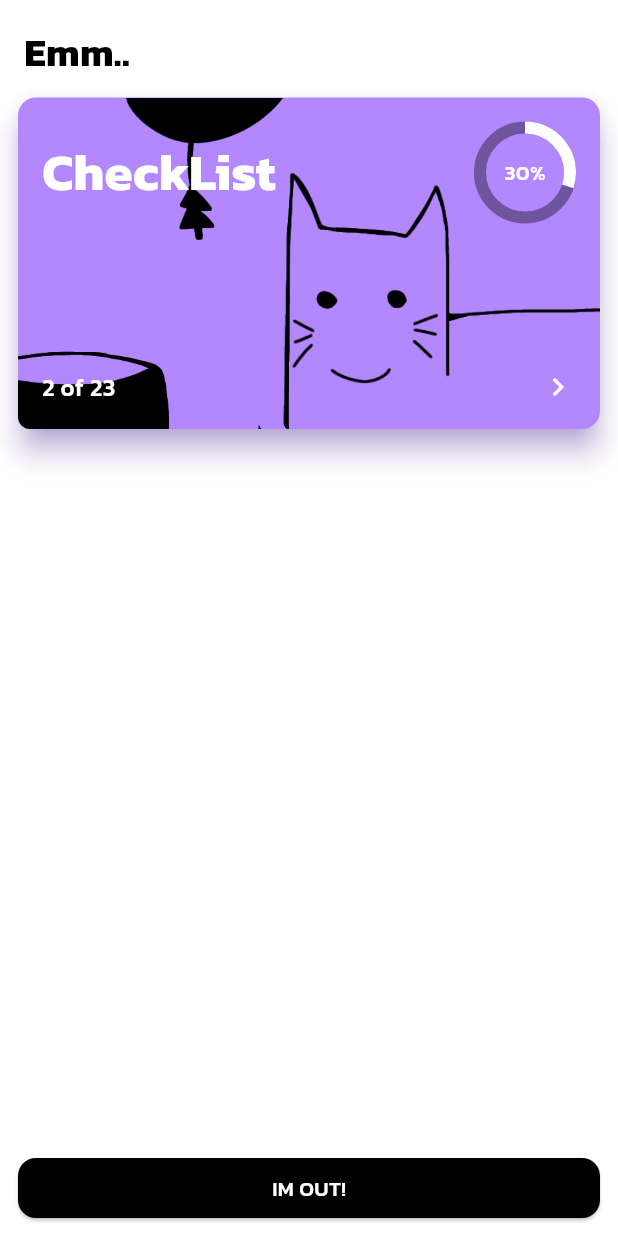
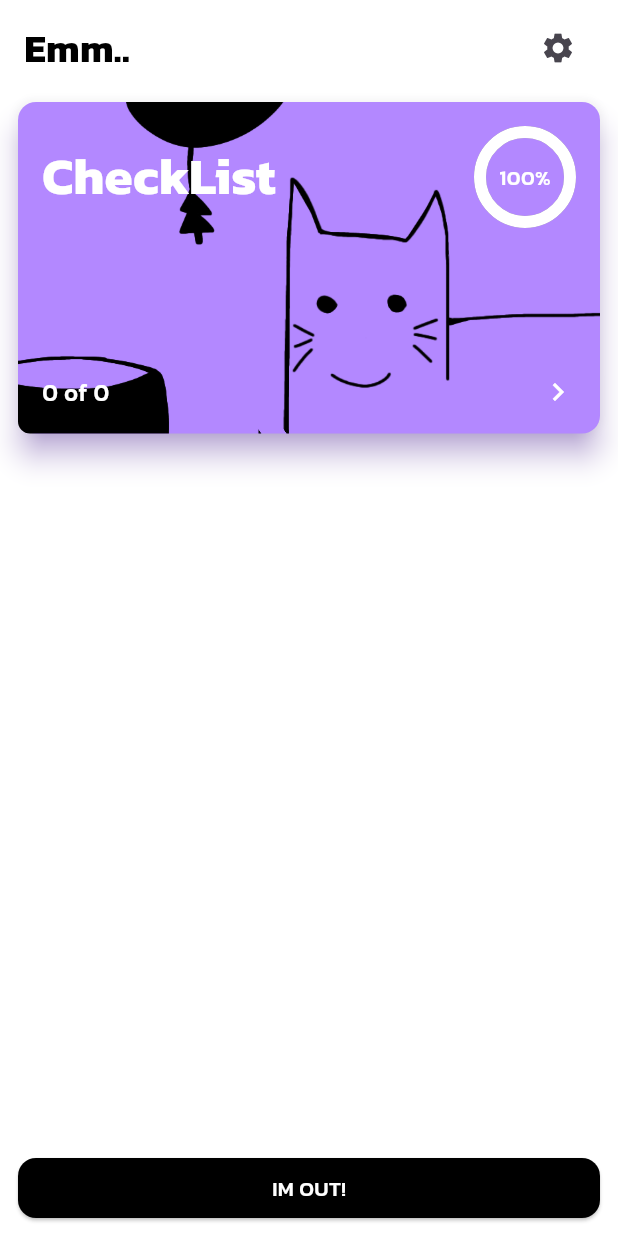
Before and after one commit to jatuporndev/jellyfish-checklist, a Flutter app: the Home screen opened by its route, on a phone screen of 412 x 824 dp. Run offline on Flutter 3.47's test engine with Material 3 defaults, Android fonts, the phone set to English and light mode, and no system bars; drawn by our look-alikes of percent_indicator; our stand-ins replace cloud_firestore, either_dart, equatable, firebase_core, flutter_bloc, get_it and 1 more; missing offline and left inert: giffy_dialog; accounts and stored records are empty.

Commit message:
feat:add update delete list and refactor home

```diff
--- /dev/null
+++ b/lib/data/models/count_data.dart
@@ -0,0 +1,7 @@
+class CountData {
+  int count;
+  int total;
+
+  CountData({required this.count, required this.total});
+
+}
--- /dev/null
+++ b/lib/data/models/submit_type_enum.dart
@@ -0,0 +1 @@
+enum SubmitTypeEnum { add, edit, delete }
--- a/lib/domain/repository/check_list_repository.dart
+++ b/lib/domain/repository/check_list_repository.dart
@@ -2,9 +2,12 @@ import 'package:either_dart/either.dart';
 import 'package:jellyfish/data/models/check_list_result.dart';
 
 import '../../core/network/failure.dart';
+import '../../data/models/count_data.dart';
 
 abstract class CheckListRepository {
   Future<Either<Failure, Stream<List<CheckListResult>>>> getCheckList();
   Future<Either<Failure, bool>> updateCheckList(CheckListResult checkListResult);
   Future<Either<Failure, bool>> addCheckList(CheckListResult checkListResult);
+  Future<Either<Failure, bool>> deleteCheckList(CheckListResult checkListResult);
+  Future<Either<Failure, CountData>> countCheckList();
 }
--- /dev/null
+++ b/lib/domain/use_case/check_list/count_check_list.dart
@@ -0,0 +1,17 @@
+import 'package:either_dart/src/either.dart';
+import 'package:jellyfish/core/network/failure.dart';
+import 'package:jellyfish/core/usecase/base_usecase.dart';
+import 'package:jellyfish/data/models/count_data.dart';
+
+import '../../repository/check_list_repository.dart';
+
+class CountCheckListUseCase extends BaseUseCase<void, CountData> {
+  final CheckListRepository _checkListRepository;
+  CountCheckListUseCase(this._checkListRepository);
+
+  @override
+  Future<Either<Failure, CountData>> execute(void input) {
+    return _checkListRepository.countCheckList();
+  }
+
+}
--- a/lib/presentation/check_list/bloc/check_list_bloc.dart
+++ b/lib/presentation/check_list/bloc/check_list_bloc.dart
@@ -4,6 +4,8 @@ import 'package:either_dart/either.dart';
 import 'package:equatable/equatable.dart';
 import 'package:flutter/cupertino.dart';
 import 'package:flutter_bloc/flutter_bloc.dart';
+import 'package:jellyfish/domain/use_case/check_list/add_check_list_use_case.dart';
+import 'package:jellyfish/domain/use_case/check_list/delete_check_list_use_case.dart';
 import 'package:jellyfish/domain/use_case/check_list/get_check_list_use_case.dart';
 import 'package:jellyfish/domain/use_case/check_list/update_check_list_use_case.dart';
 
@@ -16,10 +18,17 @@ part 'check_list_state.dart';
 class CheckListBloc extends Bloc<CheckListEvent, CheckListState> {
   final GetCheckListUseCase _getCheckListUseCase;
   final UpdateCheckListUseCase _updateCheckListUseCase;
+  final DeleteCheckListUseCase _deleteCheckListUseCase;
+  final AddCheckListUseCase _addCheckListUseCase;
 
-  CheckListBloc(this._getCheckListUseCase, this._updateCheckListUseCase) : super(const CheckListState()) {
+  CheckListBloc(this._getCheckListUseCase, this._updateCheckListUseCase, this._deleteCheckListUseCase,
+      this._addCheckListUseCase)
+      : super(const CheckListState()) {
     on<GetList>(getList);
     on<UpdateList>(updateList);
+    on<DeleteList>(deleteList);
+    on<AddList>(addList);
+
   }
 
   Future<void> getList(GetList event, Emitter<CheckListState> emit) async {
@@ -34,4 +43,16 @@ class CheckListBloc extends Bloc<CheckListEvent, CheckListState> {
     result.fold((left) => emit(state.copyWith(listState: ListState.error)),
         (right) => emit(state.copyWith(listState: ListState.success)));
   }
+
+  Future<void> deleteList(DeleteList event, Emitter<CheckListState> emit) async {
+    var result = await _deleteCheckListUseCase.execute(event.checkListResult);
+    result.fold((left) => emit(state.copyWith(listState: ListState.error)),
+        (right) => emit(state.copyWith(listState: ListState.success)));
+  }
+
+  Future<void> addList(AddList event, Emitter<CheckListState> emit) async {
+    var result = await _addCheckListUseCase.execute(event.checkListResult);
+    result.fold((left) => emit(state.copyWith(listState: ListState.error)),
+            (right) => emit(state.copyWith(listState: ListState.success)));
+  }
 }
--- a/lib/presentation/home/bloc/home_bloc.dart
+++ b/lib/presentation/home/bloc/home_bloc.dart
@@ -1,7 +1,10 @@
 import 'package:equatable/equatable.dart';
 import 'package:flutter_bloc/flutter_bloc.dart';
+import 'package:jellyfish/data/models/count_data.dart';
 
 import '../../../core/app/app_prefs.dart';
+import '../../../domain/use_case/check_list/add_check_list_use_case.dart';
+import '../../../domain/use_case/check_list/count_check_list.dart';
 
 part 'home_event.dart';
 
@@ -9,9 +12,11 @@ part 'home_state.dart';
 
 class HomeBloc extends Bloc<HomeEvent, HomeState> {
   final AppPreferences _appPreferences;
+  final CountCheckListUseCase _countCheckListUseCase;
 
-  HomeBloc(this._appPreferences) : super(const HomeState()) {
+  HomeBloc(this._appPreferences, this._countCheckListUseCase) : super(const HomeState()) {
     on<SignedOut>(signedOut);
+    on<CountList>(countList);
   }
 
   Future<void> signedOut(SignedOut event, Emitter<HomeState> emit) async {
@@ -22,4 +27,12 @@ class HomeBloc extends Bloc<HomeEvent, HomeState> {
       emit(state.copyWith(homeStateEnum: HomeStateEnum.fail));
     }
   }
+
+  Future<void> countList(CountList event, Emitter<HomeState> emit) async {
+    var counting = await _countCheckListUseCase.execute(null);
+    counting.fold(
+        (left) => emit(state.copyWith(homeStateEnum: HomeStateEnum.fail)),
+        (right) =>
+            emit(state.copyWith(homeStateEnum: HomeStateEnum.getCountCheckListSuccess, countData: right)));
+  }
 }
--- a/lib/presentation/home/bloc/home_event.dart
+++ b/lib/presentation/home/bloc/home_event.dart
@@ -11,3 +11,9 @@ class SignedOut extends HomeEvent {
   List<Object?> get props => [];
 
 }
+
+class CountList extends HomeEvent {
+  @override
+  List<Object?> get props => [];
+
+}
--- a/lib/presentation/home/bloc/home_state.dart
+++ b/lib/presentation/home/bloc/home_state.dart
@@ -2,24 +2,27 @@ part of 'home_bloc.dart';
 
 class HomeState extends Equatable {
   final HomeStateEnum homeStateEnum;
-  const HomeState({this.homeStateEnum = HomeStateEnum.initial});
+  final CountData? countData;
 
-  HomeState copyWith({
-    HomeStateEnum? homeStateEnum,
-  }) {
-    return HomeState(homeStateEnum: homeStateEnum ?? this.homeStateEnum);
+  const HomeState({this.homeStateEnum = HomeStateEnum.initial, this.countData});
+
+  HomeState copyWith({HomeStateEnum? homeStateEnum, CountData? countData}) {
+    return HomeState(
+        homeStateEnum: homeStateEnum ?? this.homeStateEnum, countData: countData ?? this.countData);
   }
 
   @override
-  List<Object?> get props => [];
-
+  List<Object?> get props => [homeStateEnum, countData];
 }
 
-
-enum HomeStateEnum  {initial, signedOut, fail}
+enum HomeStateEnum { initial, signedOut, fail, getCountCheckListSuccess }
 
 extension HomeStateX on HomeStateEnum {
   bool get initial => this == HomeStateEnum.initial;
+
   bool get signedOut => this == HomeStateEnum.signedOut;
+
   bool get fail => this == HomeStateEnum.fail;
+
+  bool get getCountCheckListSuccess => this == HomeStateEnum.getCountCheckListSuccess;
 }
--- a/lib/presentation/home/home.dart
+++ b/lib/presentation/home/home.dart
@@ -2,6 +2,7 @@ import 'package:flutter/material.dart';
 import 'package:flutter_bloc/flutter_bloc.dart';
 import 'package:giffy_dialog/giffy_dialog.dart';
 import 'package:jellyfish/core/router/app_router.dart';
+import 'package:jellyfish/data/models/count_data.dart';
 import 'package:jellyfish/presentation/home/bloc/home_bloc.dart';
 import 'package:percent_indicator/circular_percent_indicator.dart';
 
@@ -14,15 +15,26 @@ class Home extends StatefulWidget {
   State<Home> createState() => _HomeState();
 }
 
-class _HomeState extends State<Home> {
+class _HomeState extends State<Home>  with WidgetsBindingObserver {
   late final HomeBloc homeBloc;
   final isLogoutButtonHidden = false;
   final _cardSide = 245.0;
+
+  int totalCheckList = 0;
+  int countCheckList = 0;
+  double checkListPercent = 1.0;
 
   @override
   void initState() {
     homeBloc = BlocProvider.of<HomeBloc>(context);
     super.initState();
+  }
+
+  @override
+  void didChangeAppLifecycleState(AppLifecycleState state) {
+    super.didChangeAppLifecycleState(state);
+
+    homeBloc.add(CountList());
   }
 
   @override
@@ -32,8 +44,10 @@ class _HomeState extends State<Home> {
       body: BlocListener<HomeBloc, HomeState>(
         listener: (BuildContext context, state) {
           if (state.homeStateEnum == HomeStateEnum.signedOut) {
-            Navigator.of(context)
-                .pushNamedAndRemoveUntil(AppRouter.signIn, (route) => false);
+            Navigator.of(context).pushNamedAndRemoveUntil(AppRouter.signIn, (route) => false);
+          }
+          if (state.homeStateEnum == HomeStateEnum.getCountCheckListSuccess) {
+            setUpCheckListCard(state.countData);
           }
         },
         child: SafeArea(
@@ -41,30 +55,27 @@ class _HomeState extends State<Home> {
           mainAxisAlignment: MainAxisAlignment.start,
           crossAxisAlignment: CrossAxisAlignment.start,
           children: [
-            //logoutIcon(context),
-            // Card(
-            //   child: logoutIcon(context),
-            // ),
-            const Padding(
-              padding: EdgeInsets.only(left: 16,top: 16,right: 16),
-              child: Text(
+            Padding(
+              padding: const EdgeInsets.only(left: 16, top: 8, right: 16),
+              child: Row(
+                mainAxisAlignment: MainAxisAlignment.spaceBetween,
+                children: [
+                  const Text(
                     "Emm..",
-                style: TextStyle(
-                    color: Colors.black,
-                    fontSize: 26,
-                    fontWeight: FontWeight.bold),
+                    style: TextStyle(color: Colors.black, fontSize: 26, fontWeight: FontWeight.bold),
+                  ),
+                  IconButton(onPressed: () {}, icon: Icon(Icons.settings))
+                ],
               ),
             ),
-
             Container(
               width: MediaQuery.of(context).size.width,
               height: _cardSide,
               padding: const EdgeInsets.all(8.0),
               child: Card(
                 elevation: 8,
-                shadowColor:  ColorsManager.mainColor,
-                color:  ColorsManager.mainColor,
-
+                shadowColor: ColorsManager.mainColor,
+                color: ColorsManager.mainColor,
                 child: GestureDetector(
                   onTap: () {
                     Navigator.of(context).pushNamed(AppRouter.checkList);
@@ -74,7 +85,8 @@ class _HomeState extends State<Home> {
                       // Background Image
                       Positioned.fill(
                         child: ClipRRect(
-                          borderRadius: BorderRadius.circular(8.0), // Adjust the radius to match the Card's radius
+                          borderRadius: BorderRadius.circular(8.0),
+                          // Adjust the radius to match the Card's radius
                           child: Image.asset(
                             "lib/assets/images/cat_title.png",
                             fit: BoxFit.cover,
@@ -102,12 +114,12 @@ class _HomeState extends State<Home> {
                                 CircularPercentIndicator(
                                   radius: 34.0,
                                   lineWidth: 8.0,
-                                  percent: 0.3,
+                                  percent: checkListPercent,
                                   animation: true,
                                   animationDuration: 900,
-                                  center: const Text(
-                                    "30%",
-                                    style: TextStyle(
+                                  center: Text(
+                                    "${(checkListPercent * 100).toInt()}%",
+                                    style: const TextStyle(
                                       color: Colors.white,
                                       fontWeight: FontWeight.w500,
                                     ),
@@ -118,19 +130,17 @@ class _HomeState extends State<Home> {
                               ],
                             ),
                             const Spacer(),
-                            const Row(
+                            Row(
                               crossAxisAlignment: CrossAxisAlignment.end,
                               mainAxisAlignment: MainAxisAlignment.end,
                               children: [
                                 Text(
-                                  "2 of 23",
-                                  style: TextStyle(
-                                      color: Colors.white,
-                                      fontWeight: FontWeight.w500,
-                                      fontSize: 16),
+                                  "$countCheckList of $totalCheckList",
+                                  style: const TextStyle(
+                                      color: Colors.white, fontWeight: FontWeight.w500, fontSize: 16),
                                 ),
-                                Spacer(),
-                                Icon(
+                                const Spacer(),
+                                const Icon(
                                   Icons.keyboard_arrow_right,
                                   color: Colors.white,
                                 )
@@ -144,7 +154,7 @@ class _HomeState extends State<Home> {
                 ),
               ),
             ),
-            if(false)
+            if (false)
               Container(
                 width: MediaQuery.of(context).size.width,
                 height: _cardSide,
@@ -208,9 +218,7 @@ class _HomeState extends State<Home> {
                                   Text(
                                     "2 of 23",
                                     style: TextStyle(
-                                      color: Colors.white,
-                                      fontWeight: FontWeight.w500,
-                                      fontSize: 16),
+                                        color: Colors.white, fontWeight: FontWeight.w500, fontSize: 16),
                                   ),
                                   Spacer(),
                                   Icon(
@@ -227,7 +235,7 @@ class _HomeState extends State<Home> {
                   ),
                 ),
               ),
-            Spacer(),
+            const Spacer(),
             GestureDetector(
               onTap: () {
                 showLogoutPopup(context);
@@ -241,10 +249,7 @@ class _HomeState extends State<Home> {
                   child: Center(
                     child: const Text(
                       "IM OUT!",
-                      style: TextStyle(
-                          color: Colors.white,
-                          fontWeight: FontWeight.w500,
-                          fontSize: 14),
+                      style: TextStyle(color: Colors.white, fontWeight: FontWeight.w500, fontSize: 14),
                     ),
                   ),
                 ),
@@ -254,6 +259,17 @@ class _HomeState extends State<Home> {
         )),
       ),
     );
+  }
+
+  void setUpCheckListCard(CountData? countData) {
+    var count = countData?.count ?? 0;
+    var total = countData?.total ?? 0;
+    double percent = (total > 0) ? (count / total) : 0.0;
+    setState(() {
+      countCheckList = countData?.count ?? 0;
+      totalCheckList = countData?.total ?? 0;
+      checkListPercent = percent;
+    });
   }
 
   void showLogoutPopup(BuildContext context) {
@@ -323,5 +339,4 @@ class _HomeState extends State<Home> {
       },
     );
   }
-
 }
```
Also changed, not shown: lib/core/app/di.dart (+8 -2 lines), lib/data/models/check_list_result.dart (+7 -0 lines), lib/data/repository_imp/check_list_repositort_imp.dart (+34 -4 lines), lib/domain/use_case/check_list/add_check_list_use_case.dart (added, +17 -0 lines), lib/domain/use_case/check_list/delete_check_list_use_case.dart (added, +17 -0 lines), lib/presentation/check_list/bloc/check_list_event.dart (+15 -0 lines), lib/presentation/check_list/check_list.dart (+18 -10 lines). Lines whose indentation alone changed are shown as unchanged.
